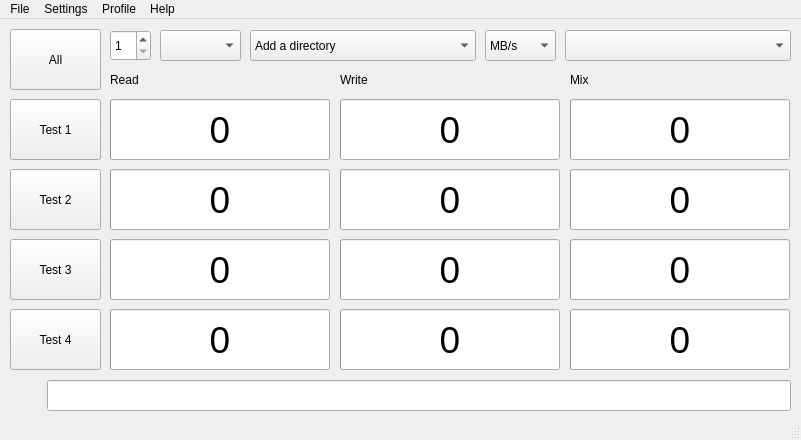
First picture: the form in src/mainwindow.ui, repository JonMagon/KDiskMark, before the edit.
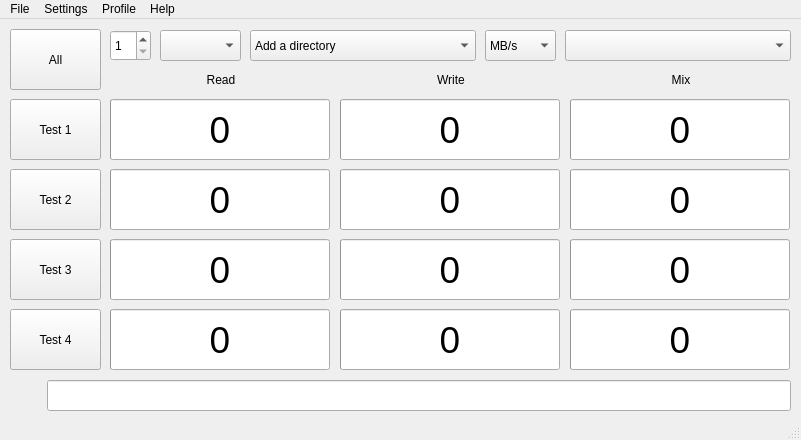
Second picture: the form after the edit.

Commit message: Select the UI language from a menu

The edit to the form file:
```diff
--- a/src/mainwindow.ui
+++ b/src/mainwindow.ui
@@ -176,6 +176,9 @@
        <property name="text">
         <string>Read</string>
        </property>
+       <property name="alignment">
+        <set>Qt::AlignCenter</set>
+       </property>
       </widget>
      </item>
      <item>
@@ -336,6 +339,9 @@
        <property name="text">
         <string>Write</string>
        </property>
+       <property name="alignment">
+        <set>Qt::AlignCenter</set>
+       </property>
       </widget>
      </item>
      <item>
@@ -496,6 +502,9 @@
        <property name="text">
         <string>Mix</string>
        </property>
+       <property name="alignment">
+        <set>Qt::AlignCenter</set>
+       </property>
       </widget>
      </item>
      <item>
```
Left out of the diff: 2 changed lines with no effect on the pictures. The commit also changes 5 other files.
